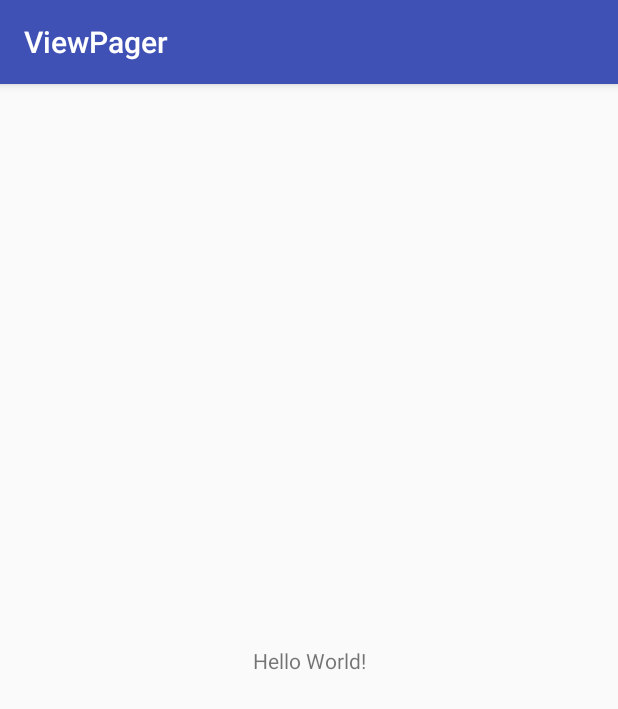
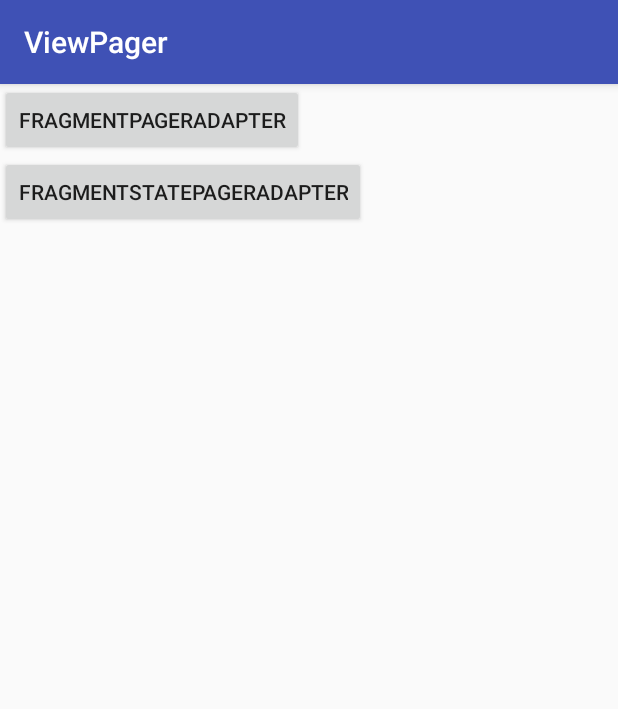
Before and after one commit to a-hashimoto/ViewPager, an Android app: the screen it shows after launch (MainActivity), on a phone screen of 412 x 824 dp. Shown: the top 709 px of the screen. Run offline under Robolectric (Android 15) with nearby library versions, the phone set to English and light mode, and no system bars.

```diff
--- a/app/build.gradle
+++ b/app/build.gradle
@@ -27,4 +27,6 @@ dependencies {
     compile 'com.android.support:appcompat-v7:26.+'
     compile 'com.android.support.constraint:constraint-layout:1.0.2'
     testCompile 'junit:junit:4.12'
+    compile "io.reactivex.rxjava2:rxjava:2.1.3"
+    compile "io.reactivex.rxjava2:rxandroid:2.0.1"
 }
--- a/app/src/main/AndroidManifest.xml
+++ b/app/src/main/AndroidManifest.xml
@@ -16,6 +16,9 @@
                 <category android:name="android.intent.category.LAUNCHER" />
             </intent-filter>
         </activity>
+
+        <activity android:name=".ViewPager.PagerSampleActivity"/>
+        <activity android:name=".ViewPager.StatePagerSampleActivity"/>
     </application>
 
 </manifest>
--- a/app/src/main/java/com/example/a_hashimoto/viewpager/MainActivity.java
+++ b/app/src/main/java/com/example/a_hashimoto/viewpager/MainActivity.java
@@ -2,6 +2,11 @@ package com.example.a_hashimoto.viewpager;
 
 import android.support.v7.app.AppCompatActivity;
 import android.os.Bundle;
+import android.view.View;
+import android.widget.Button;
+
+import com.example.a_hashimoto.viewpager.ViewPager.PagerSampleActivity;
+import com.example.a_hashimoto.viewpager.ViewPager.StatePagerSampleActivity;
 
 public class MainActivity extends AppCompatActivity {
 
@@ -9,5 +14,20 @@ public class MainActivity extends AppCompatActivity {
     protected void onCreate(Bundle savedInstanceState) {
         super.onCreate(savedInstanceState);
         setContentView(R.layout.activity_main);
+
+        Button pagerButton = (Button) findViewById(R.id.fragment_pager_adapter);
+        Button statePagerButton = (Button) findViewById(R.id.fragment_state_pager_adapter);
+        pagerButton.setOnClickListener(new View.OnClickListener() {
+            @Override
+            public void onClick(View view) {
+                startActivity(PagerSampleActivity.createIntent(getApplicationContext()));
+            }
+        });
+        statePagerButton.setOnClickListener(new View.OnClickListener() {
+            @Override
+            public void onClick(View view) {
+                startActivity(StatePagerSampleActivity.createIntent(getApplicationContext()));
+            }
+        });
     }
 }
--- a/app/src/main/res/layout/activity_main.xml
+++ b/app/src/main/res/layout/activity_main.xml
@@ -1,18 +1,21 @@
 <?xml version="1.0" encoding="utf-8"?>
-<android.support.constraint.ConstraintLayout xmlns:android="http://schemas.android.com/apk/res/android"
-    xmlns:app="http://schemas.android.com/apk/res-auto"
+<LinearLayout xmlns:android="http://schemas.android.com/apk/res/android"
     xmlns:tools="http://schemas.android.com/tools"
     android:layout_width="match_parent"
     android:layout_height="match_parent"
-    tools:context="com.example.a_hashimoto.viewpager.MainActivity">
+    tools:context="com.example.a_hashimoto.viewpager.MainActivity"
+    android:orientation="vertical">
 
-    <TextView
+    <Button
+        android:id="@+id/fragment_pager_adapter"
         android:layout_width="wrap_content"
         android:layout_height="wrap_content"
-        android:text="Hello World!"
-        app:layout_constraintBottom_toBottomOf="parent"
-        app:layout_constraintLeft_toLeftOf="parent"
-        app:layout_constraintRight_toRightOf="parent"
-        app:layout_constraintTop_toTopOf="parent" />
+        android:text="@string/fragment_pager_view" />
 
-</android.support.constraint.ConstraintLayout>
+    <Button
+        android:id="@+id/fragment_state_pager_adapter"
+        android:layout_width="wrap_content"
+        android:layout_height="wrap_content"
+        android:text="@string/fragment_state_pager_view" />
+
+</LinearLayout>
--- a/app/src/main/res/values/strings.xml
+++ b/app/src/main/res/values/strings.xml
@@ -1,3 +1,5 @@
 <resources>
     <string name="app_name">ViewPager</string>
+    <string name="fragment_pager_view">FragmentPagerAdapter</string>
+    <string name="fragment_state_pager_view">FragmentStatePagerAdapter</string>
 </resources>
```
Also changed, not shown: app/src/main/java/com/example/a_hashimoto/viewpager/ViewPager/PagerSampleActivity.java (added, +196 -0 lines), app/src/main/java/com/example/a_hashimoto/viewpager/ViewPager/StatePagerSampleActivity.java (added, +99 -0 lines), app/src/main/res/layout/pager_activity.xml (added, +13 -0 lines), app/src/main/res/layout/state_sample_activity.xml (added, +13 -0 lines).
